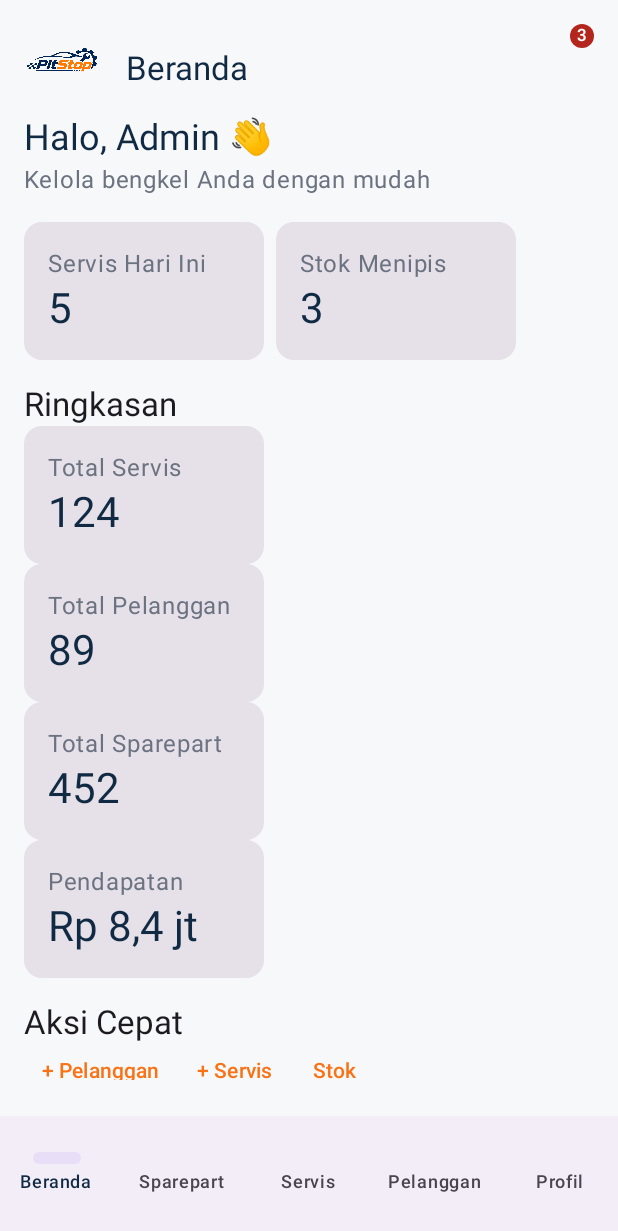
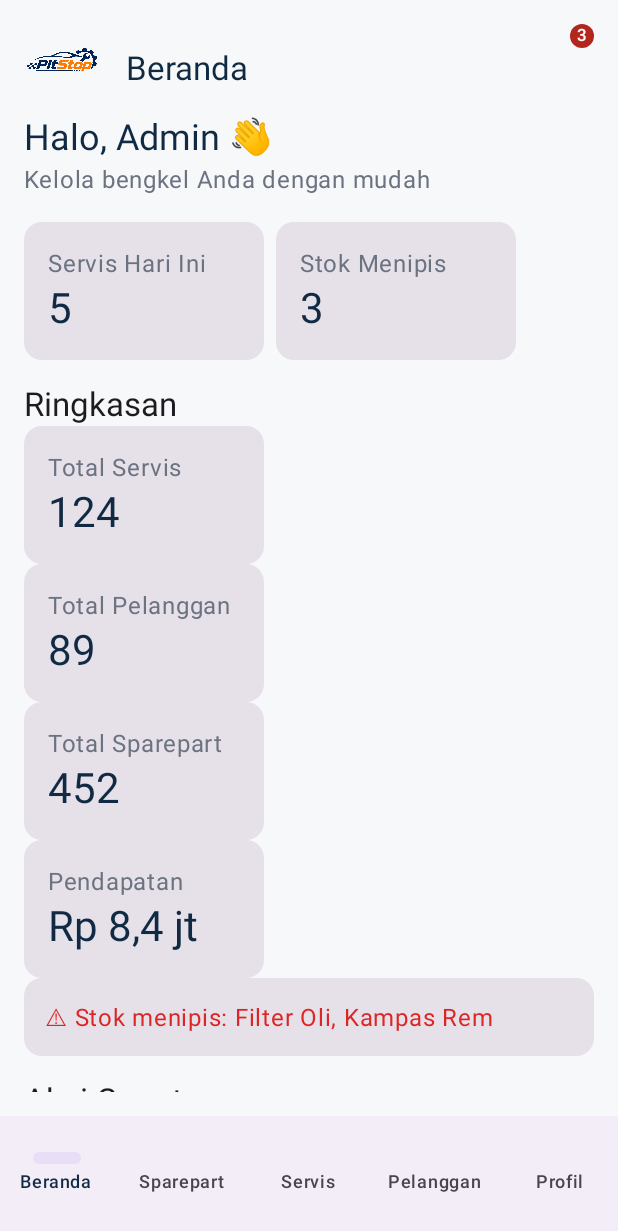
Before and after one commit to rizkizulfauzi/0039_PitStop, an Android app built with Jetpack Compose: the screen it shows after launch (MainActivity), after a tap on "Masuk", on a phone screen of 412 x 824 dp. Shown: the top 1231 px of the screen. Run offline under Robolectric (Android 15) with nearby library versions, the phone set to English and light mode, and no system bars; 2 other taps on this screen came first.

Commit message:
feat: add dashboard low stock alert

```diff
--- a/app/src/main/java/com/example/pitstop/features/dashboard/DashboardScreen.kt
+++ b/app/src/main/java/com/example/pitstop/features/dashboard/DashboardScreen.kt
@@ -7,4 +7,4 @@ import androidx.compose.ui.unit.dp
 import com.example.pitstop.ui.components.*
 import com.example.pitstop.ui.theme.*
 import com.example.pitstop.ui.components.PitStopLogo
-@Composable fun DashboardScreen(){Scaffold(bottomBar={PitStopBottomBar("Beranda"){} }){pad->Column(Modifier.padding(pad).fillMaxSize().padding(16.dp)){Row(Modifier.fillMaxWidth(),horizontalArrangement=Arrangement.SpaceBetween){PitStopTopBar("Beranda");Badge{Text("3")}};Text("Halo, Admin 👋",color=PitStopNavy,style=MaterialTheme.typography.headlineSmall);Text("Kelola bengkel Anda dengan mudah",color=PitStopMuted);Row(Modifier.padding(vertical=16.dp),horizontalArrangement=Arrangement.spacedBy(8.dp)){KpiCard("Servis Hari Ini","5");KpiCard("Stok Menipis","3")};Text("Ringkasan",style=MaterialTheme.typography.titleLarge);KpiCard("Total Servis","124");KpiCard("Total Pelanggan","89");KpiCard("Total Sparepart","452");KpiCard("Pendapatan","Rp 8,4 jt");Text("Aksi Cepat",style=MaterialTheme.typography.titleLarge,modifier=Modifier.padding(top=16.dp));Row{TextButton({}){Text("+ Pelanggan")};TextButton({}){Text("+ Servis")};TextButton({}){Text("Stok")}};Text("Servis Terbaru",style=MaterialTheme.typography.titleLarge,modifier=Modifier.padding(top=16.dp));Card(Modifier.fillMaxWidth()){Column(Modifier.padding(16.dp)){Text("Honda Beat · Budi Santoso");Text("Ganti Oli · Selesai",color=PitStopMuted)}}}}}
+@Composable fun DashboardScreen(){Scaffold(bottomBar={PitStopBottomBar("Beranda"){} }){pad->Column(Modifier.padding(pad).fillMaxSize().padding(16.dp)){Row(Modifier.fillMaxWidth(),horizontalArrangement=Arrangement.SpaceBetween){PitStopTopBar("Beranda");Badge{Text("3")}};Text("Halo, Admin 👋",color=PitStopNavy,style=MaterialTheme.typography.headlineSmall);Text("Kelola bengkel Anda dengan mudah",color=PitStopMuted);Row(Modifier.padding(vertical=16.dp),horizontalArrangement=Arrangement.spacedBy(8.dp)){KpiCard("Servis Hari Ini","5");KpiCard("Stok Menipis","3")};Text("Ringkasan",style=MaterialTheme.typography.titleLarge);KpiCard("Total Servis","124");KpiCard("Total Pelanggan","89");KpiCard("Total Sparepart","452");KpiCard("Pendapatan","Rp 8,4 jt");Card(Modifier.fillMaxWidth()){Text("⚠ Stok menipis: Filter Oli, Kampas Rem",color=PitStopDanger,modifier=Modifier.padding(14.dp))};Text("Aksi Cepat",style=MaterialTheme.typography.titleLarge,modifier=Modifier.padding(top=16.dp));Row{TextButton({}){Text("+ Pelanggan")};TextButton({}){Text("+ Servis")};TextButton({}){Text("Stok")}};Text("Servis Terbaru",style=MaterialTheme.typography.titleLarge,modifier=Modifier.padding(top=16.dp));Card(Modifier.fillMaxWidth()){Column(Modifier.padding(16.dp)){Text("Honda Beat · Budi Santoso");Text("Ganti Oli · Selesai",color=PitStopMuted)}}}}}
```
